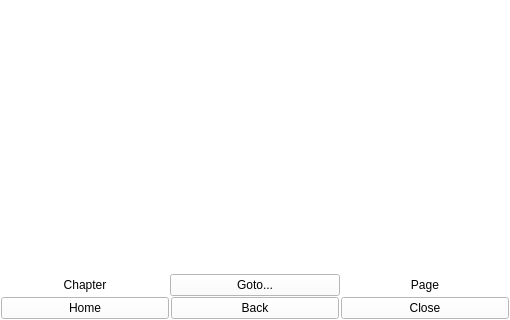
First picture: the form in widgets/mangareaderwidget.ui, repository Rain92/UltimateMangaReader, before the edit; both pictures show x 0 to 510 and y 360 to 680 of the 510 by 680 pixel window.
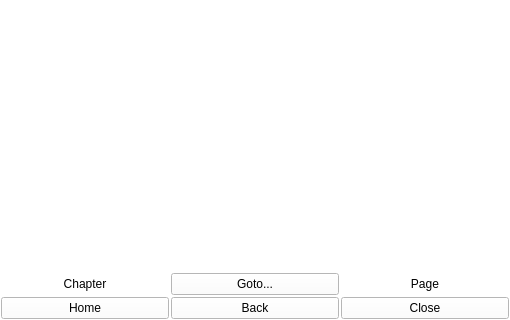
Second picture: the form after the edit. Custom widgets are drawn as their Qt base class.

```diff
--- a/widgets/mangareaderwidget.ui
+++ b/widgets/mangareaderwidget.ui
@@ -219,6 +219,21 @@
          </property>
          <item>
           <layout class="QHBoxLayout" name="horizontalLayout_7">
+           <property name="spacing">
+            <number>2</number>
+           </property>
+           <property name="leftMargin">
+            <number>1</number>
+           </property>
+           <property name="topMargin">
+            <number>1</number>
+           </property>
+           <property name="rightMargin">
+            <number>1</number>
+           </property>
+           <property name="bottomMargin">
+            <number>1</number>
+           </property>
            <item>
             <widget class="QLabel" name="labelReaderChapter">
              <property name="text">
```
